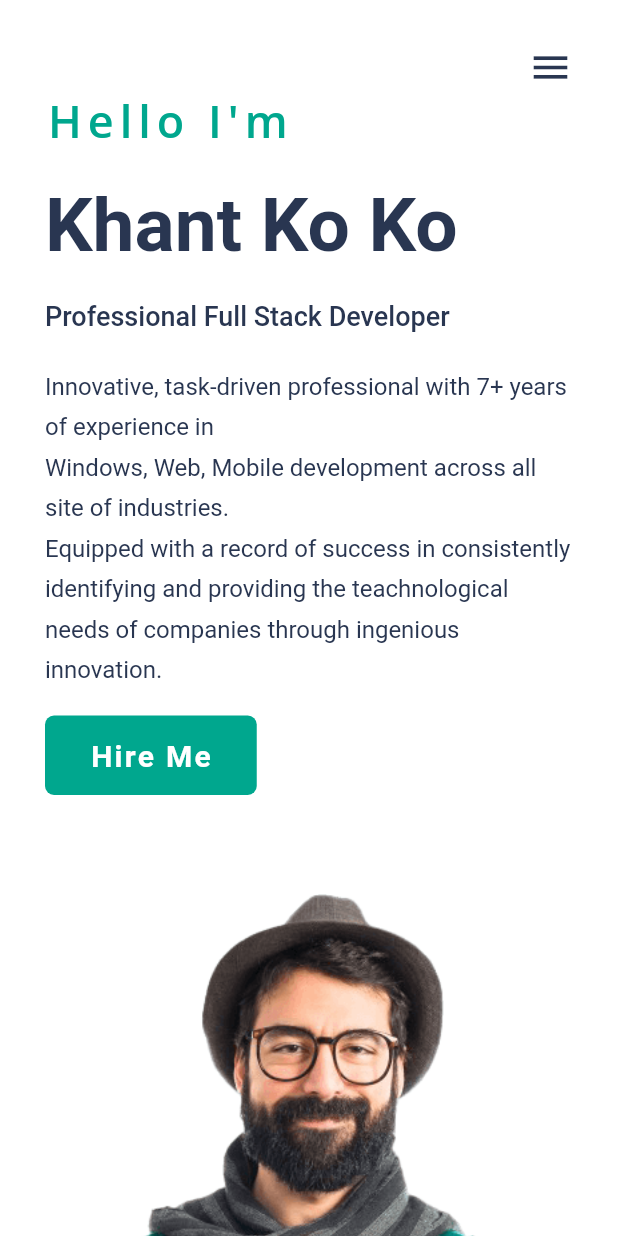
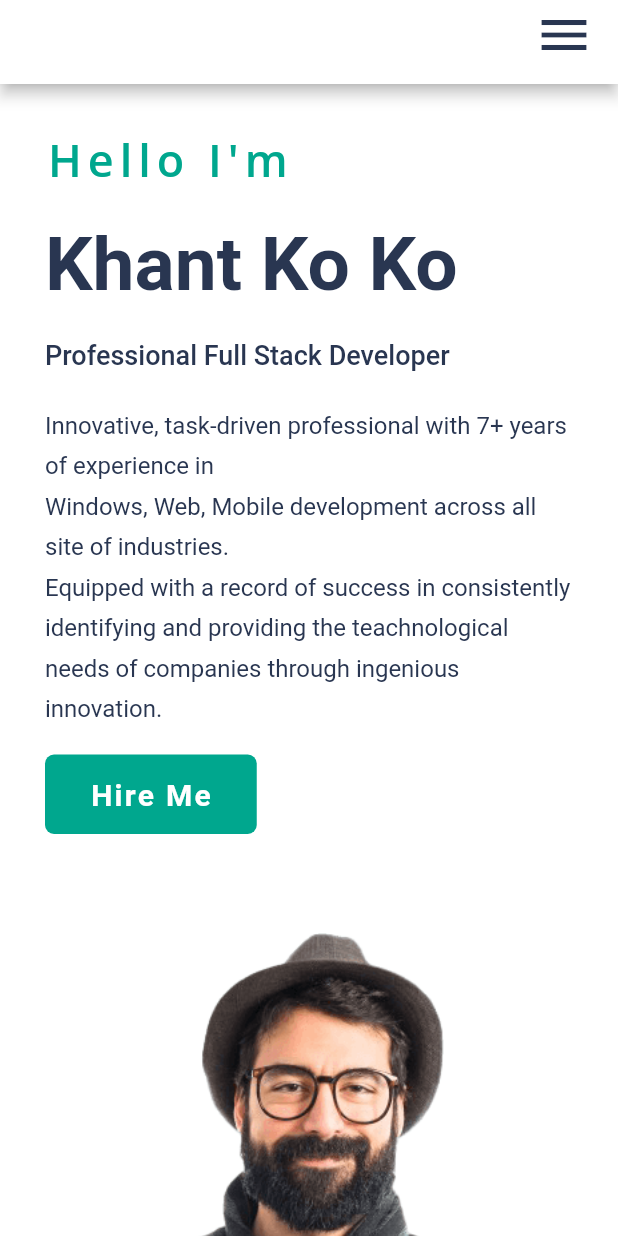
Before and after one commit to KhantKoKo-Mab/Portfolio, a Flutter app: the screen it shows after launch, on a phone screen of 412 x 824 dp. Run offline on Flutter 3.47's test engine with Material 2 defaults, Android fonts, the light colour scheme and no system bars; drawn by our look-alikes of scrollable_positioned_list; our stand-ins replace font_awesome_flutter.

Commit message:
Add menu for mobile and tablet

```diff
--- a/lib/home_section.dart
+++ b/lib/home_section.dart
@@ -4,9 +4,14 @@ import 'package:portfolio/constant.dart';
 import 'package:portfolio/responsive.dart';
 import 'package:url_launcher/url_launcher.dart';
 
-class HomeSection extends StatelessWidget {
+class HomeSection extends StatefulWidget {
   const HomeSection({Key? key}) : super(key: key);
 
+  @override
+  _HomeSectionState createState() => _HomeSectionState();
+}
+
+class _HomeSectionState extends State<HomeSection> {
   Widget profileText(context) {
     return Column(
       crossAxisAlignment: CrossAxisAlignment.start,
@@ -125,11 +130,12 @@ class HomeSection extends StatelessWidget {
           ],
         ),
       ),
-      Positioned(
-        child: socialLinksGroup(),
-        top: 290,
-        left: 50,
-      ),
+      if (MediaQuery.of(context).size.width >= 1280)
+        Positioned(
+          child: socialLinksGroup(),
+          top: 290,
+          left: 50,
+        ),
     ]);
   }
 
@@ -139,20 +145,6 @@ class HomeSection extends StatelessWidget {
       child: Column(
         crossAxisAlignment: CrossAxisAlignment.center,
         children: [
-          Row(
-            mainAxisAlignment: MainAxisAlignment.spaceBetween,
-            children: [
-              Container(),
-              Container(
-                alignment: Alignment.topRight,
-                child: const Icon(
-                  Icons.menu_outlined,
-                  size: 30,
-                  color: Color(0xff293651),
-                ),
-              ),
-            ],
-          ),
           profileText(context),
           SizedBox(
             height: 30,
--- a/lib/main.dart
+++ b/lib/main.dart
@@ -1,6 +1,7 @@
 import 'package:flutter/material.dart';
 import 'package:portfolio/Providers/item_scroll_provider.dart';
 import 'package:portfolio/footer_section.dart';
+import 'package:portfolio/responsive.dart';
 import 'package:portfolio/services_section.dart';
 import 'package:portfolio/skill_section.dart';
 import 'package:portfolio/home_section.dart';
@@ -50,8 +51,9 @@ class MyHomePage extends StatefulWidget {
 class _MyHomePageState extends State<MyHomePage> {
   final ItemScrollController _itemScrollController = new ItemScrollController();
   final _itemPositionListener = ItemPositionsListener.create();
+  bool _isCollapse = true;
 
-  Widget body() {
+  Widget scrollablePositionList() {
     return Container(
       child: ScrollablePositionedList.builder(
         itemScrollController: _itemScrollController,
@@ -80,19 +82,85 @@ class _MyHomePageState extends State<MyHomePage> {
     );
   }
 
+  Widget collapseMenuState() {
+    return Responsive.isDesktop(context) == false
+        ? Row(
+            mainAxisAlignment: MainAxisAlignment.end,
+            children: [
+              InkWell(
+                hoverColor: Colors.transparent,
+                child: Container(
+                  height: 50,
+                  alignment: Alignment.topRight,
+                  child: Icon(
+                    _isCollapse ? Icons.menu_outlined : Icons.close_sharp,
+                    size: 40,
+                    color: Color(0xff293651),
+                  ),
+                ),
+                onTap: () {
+                  setState(() {
+                    _isCollapse = !_isCollapse;
+                  });
+                },
+              ),
+            ],
+          )
+        : Container();
+  }
+
+  Widget expandMenuState() {
+    return Responsive.isDesktop(context) == false && !_isCollapse
+        ? Positioned(
+            top: 0,
+            right: 30,
+            child: Container(
+              padding: const EdgeInsets.all(10),
+              height: 250,
+              width: 200,
+              decoration: BoxDecoration(
+                borderRadius: BorderRadius.all(Radius.circular(10)),
+                color: Colors.white,
+                boxShadow: [
+                  BoxShadow(
+                    color: Colors.grey.withOpacity(0.5),
+                    spreadRadius: 5,
+                    blurRadius: 7,
+                    offset: Offset(0, 3), // changes position of shadow
+                  ),
+                ],
+              ),
+              child: NavBar(
+                itemScrollController: _itemScrollController,
+              ),
+            ),
+          )
+        : Container();
+  }
+
+  Widget body() {
+    return Stack(
+      children: [
+        scrollablePositionList(),
+        expandMenuState(),
+      ],
+    );
+  }
+
   @override
   void initState() {
-    _itemPositionListener.itemPositions.addListener(scrollListener);
+    _itemPositionListener.itemPositions.addListener(positionListScrollListener);
     super.initState();
   }
 
   @override
   void dispose() {
-    _itemPositionListener.itemPositions.removeListener(scrollListener);
+    _itemPositionListener.itemPositions
+        .removeListener(positionListScrollListener);
     super.dispose();
   }
 
-  scrollListener() {
+  positionListScrollListener() {
     var index =
         _itemPositionListener.itemPositions.value.map((e) => e.index).toList();
     Provider.of<ItemScrollProvider>(context, listen: false)
@@ -129,7 +197,10 @@ class _MyHomePageState extends State<MyHomePage> {
                 ],
               ),
             )
-          : null,
+          : AppBar(
+              title: collapseMenuState(),
+              backgroundColor: Colors.white,
+            ),
       body: SafeArea(
         child: body(),
       ),
```
Also changed, not shown: lib/navbar.dart (+32 -11 lines).
